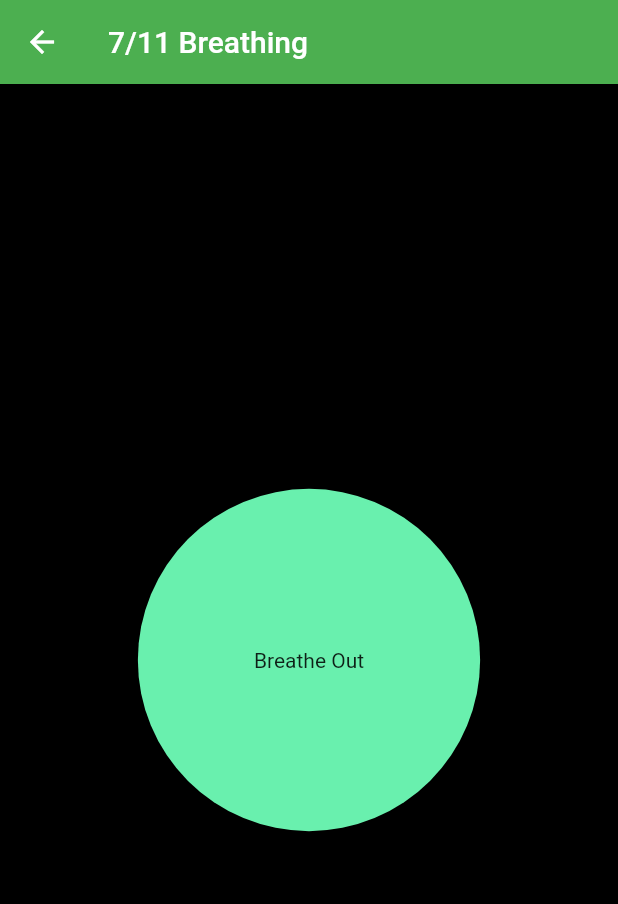
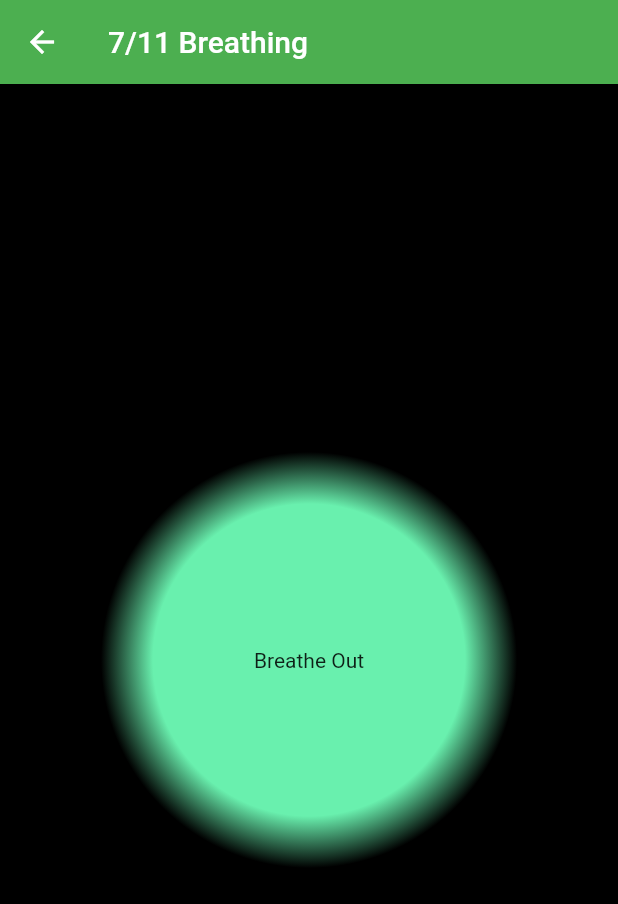
Before and after one commit to rishikesh1419/Calm-Breathing-Flutter, a Flutter app: the Breathing screen opened directly, on a phone screen of 412 x 824 dp. Shown: the top 904 px of the screen. Run offline on Flutter 3.47's test engine with Material 2 defaults, Android fonts, the phone set to English and light mode, and no system bars.

Commit message:
AnimationController and Timer related bug fixes Added halo to breather circle

```diff
--- a/lib/widgets/two_stage.dart
+++ b/lib/widgets/two_stage.dart
@@ -8,10 +8,11 @@ class TwoStage extends StatefulWidget {
 
 class _TwoStageState extends State<TwoStage> with TickerProviderStateMixin {
   AnimationController _breathingController;
-  String _action = 'Breathe In';
+  String _action;
   @override
   void initState() {
     super.initState();
+    _action = 'Breathe In';
     _breathingController = AnimationController(
       vsync: this,
       duration: const Duration(milliseconds: 1750),
@@ -33,14 +34,39 @@ class _TwoStageState extends State<TwoStage> with TickerProviderStateMixin {
   }
 
   @override
+  void dispose() {
+    _breathingController.dispose();
+    super.dispose();
+  }
+
+  @override
   Widget build(BuildContext context) {
-    return Container(
-      height: 180.0 + 50 * _breathingController.value,
-      decoration: BoxDecoration(
-        color: greenAccent,
-        shape: BoxShape.circle,
-      ),
-      child: Center(child: Text(_action)),
+    return Stack(
+      alignment: Alignment.center,
+      children: [
+        Container(
+          height: 210.0 + 70 * _breathingController.value,
+          decoration: BoxDecoration(
+            gradient: RadialGradient(colors: [
+              greenAccent,
+              greenAccent,
+              greenAccent,
+              greenAccent,
+              Colors.black,
+            ]),
+            shape: BoxShape.circle,
+          ),
+          // child: Center(child: Text(_action)),
+        ),
+        Container(
+          height: 160.0 + 50 * _breathingController.value,
+          decoration: BoxDecoration(
+            color: greenAccent,
+            shape: BoxShape.circle,
+          ),
+          child: Center(child: Text(_action)),
+        ),
+      ],
     );
   }
 }
```
Also changed, not shown: lib/widgets/three_stage.dart (+37 -9 lines).
